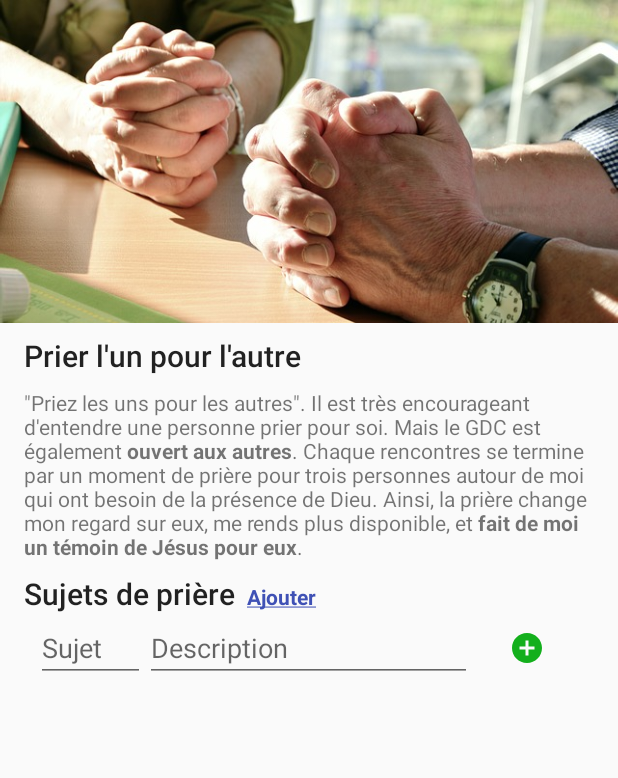
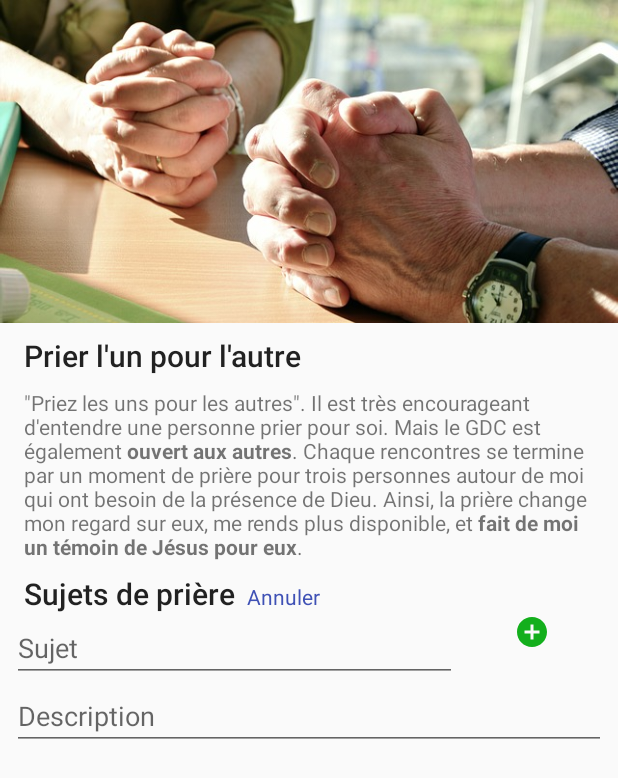
Before and after one commit to Nielugin/tilt_application, an Android app: the PrayingFragmentList screen opened directly, with no data from a screen before it, after a tap on "Ajouter", on a phone screen of 412 x 824 dp. Shown: the top 778 px of the screen. Run offline under Robolectric (Android 15) with nearby library versions, the phone set to English and light mode, and no system bars.

Commit message:
tilt commit 2

```diff
--- a/MyGDCApplication/app/src/main/java/org/advantiste/ffja/sud/gdc/mygdcapplication/subpages/praying/fragments/PrayingFragmentList.java
+++ b/MyGDCApplication/app/src/main/java/org/advantiste/ffja/sud/gdc/mygdcapplication/subpages/praying/fragments/PrayingFragmentList.java
@@ -7,9 +7,11 @@ import android.text.Editable;
 import android.view.LayoutInflater;
 import android.view.View;
 import android.view.ViewGroup;
+import android.view.inputmethod.EditorInfo;
 import android.widget.EditText;
 import android.widget.ExpandableListView;
 import android.widget.ImageButton;
+import android.widget.LinearLayout;
 import android.widget.TableLayout;
 import android.widget.TableRow;
 import android.widget.TextView;
@@ -23,6 +25,10 @@ import org.advantiste.ffja.sud.gdc.mygdcapplication.subpages.praying.fragments.m
 import java.util.Calendar;
 import java.util.List;
 
+import static android.text.InputType.TYPE_TEXT_FLAG_IME_MULTI_LINE;
+import static android.text.InputType.TYPE_TEXT_FLAG_MULTI_LINE;
+import static android.view.ViewGroup.LayoutParams.MATCH_PARENT;
+
 /**
  * Created by erc on 23/02/18.
  */
@@ -33,22 +39,27 @@ public class PrayingFragmentList extends Fragment {
     private PrayerDataSource dataSource;
     private ExpandableListView listView;
     private TableLayout tableLayout;
-    private boolean isOpened;
+    private boolean isOpened=false;
 
 
     public void populateListPrayer() {
         dataSource = new PrayerDataSource(this.getContext());
         dataSource.open();
         List<Prayer> prayers = dataSource.getAllPrayers();
-        ExpandableListViewPrayerAdapter expandableListViewPrayerAdapter = new ExpandableListViewPrayerAdapter (  this.getContext (),prayers);
+        ExpandableListViewPrayerAdapter expandableListViewPrayerAdapter = new ExpandableListViewPrayerAdapter ( this.getContext ( ), prayers, new ExpandableListViewPrayerAdapter.InvalidationListener ( ) {
+            @Override
+            public void onInvalidation () {
+                populateListPrayer ();
+            }
+        } );
         listView.setAdapter ( expandableListViewPrayerAdapter );
 
 
     }
 
     @Override
-    public View onCreateView(LayoutInflater inflater, ViewGroup container,
-                             Bundle savedInstanceState) {
+    public View onCreateView( final LayoutInflater inflater, final ViewGroup container,
+                              Bundle savedInstanceState) {
         final ViewGroup rootView = (ViewGroup) inflater.inflate(
                 R.layout.fragment_praying_list, container, false);
         listView =  rootView.findViewById(R.id.praying_list);
@@ -57,30 +68,30 @@ public class PrayingFragmentList extends Fragment {
 
 
         // on recupere le bouton
-        TextView addButtonAction = rootView.findViewById(R.id.addPrayerButton);
+        final TextView addButtonAction = rootView.findViewById(R.id.addPrayerButton);
+        final LinearLayout addPrayerHolder= rootView.findViewById(R.id.add_prayer_holder);
+        // et on dit ce qu'il se passe quand on appuie dessus
 
-        // et on dit ce qu'il se passe quand on appuie dessus
         addButtonAction.setOnClickListener(new View.OnClickListener() {
             @Override
             public void onClick(View v) {
 
                 if(!isOpened){
-
-
-                    //create a new row to add
-                    TableRow row = new TableRow(getContext ());
-                    row.setWeightSum(5);
-                    //add Layouts to your new row
+                    LinearLayout ajouterPriereBlock = (LinearLayout ) inflater.inflate ( R.layout.add_prayer_view, container, false );
 
 
                     // on crée une nouveau champ éditable
-                    final EditText editTopic = new EditText(getContext ());
+                    final EditText editTopic = (EditText)ajouterPriereBlock.findViewById ( R.id.prayer_topic );
+                    editTopic .setHint("Sujet");
 
-                    editTopic.setHint("Sujet");
-                    final EditText editComment = new EditText(getContext ());
+                    final EditText editComment = (EditText)ajouterPriereBlock.findViewById ( R.id.prayer_description);
 
                     editComment.setHint("Description");
-                    ImageButton addTopic = new ImageButton(getContext ());
+
+
+
+
+                    ImageButton addTopic = (ImageButton)ajouterPriereBlock.findViewById ( R.id.add_prayer_button);
                     addTopic.getBackground ().setAlpha ( 0 );
                     Drawable drawable = getResources ( ).getDrawable ( R.drawable.ic_add_circle_black_24dp);
                     addTopic.setImageDrawable(drawable);
@@ -120,8 +131,12 @@ public class PrayingFragmentList extends Fragment {
                                     }
                                 };
                                 lrl.updateList();
-                                tableLayout.removeAllViews ();
+
                                 isOpened = false;
+                                addPrayerHolder.removeAllViews ();
+                                addButtonAction.setText ( R.string.ajouter );
+                                isOpened =!isOpened;
+
                             }
                             else{
                                 if(!(textTopic!=null && !textTopic.toString ().isEmpty ()) ){
@@ -139,26 +154,17 @@ public class PrayingFragmentList extends Fragment {
                         }
                     });
 
-                    TableRow.LayoutParams lpT = new TableRow.LayoutParams(0, TableRow.LayoutParams.MATCH_PARENT, 1f);
-                    editTopic.setLayoutParams(lpT);
 
 
-                    TableRow.LayoutParams lpC = new TableRow.LayoutParams(0, TableRow.LayoutParams.MATCH_PARENT, 3f);
-                    editComment.setLayoutParams(lpC);
+                    addPrayerHolder.addView ( ajouterPriereBlock );
+                    isOpened =!isOpened;
 
-                    TableRow.LayoutParams lpTR = new TableRow.LayoutParams(0, TableRow.LayoutParams.MATCH_PARENT, 1f);
-                    addTopic.setLayoutParams(lpTR);
-
-
-                    row.addView(editTopic);
-                    row.addView(editComment);
-                    row.addView(addTopic);
-                    //add your new row to the TableLayout:
-                    tableLayout.addView(row);
-                    System.out.println ("C'est un toucan");
+                    addButtonAction.setText ( R.string.annuler );
 
                 }
-                isOpened =true;
+                else{
+                    finishEdit ( addPrayerHolder, addButtonAction );
+                }
             }
 
         });
@@ -199,6 +205,12 @@ public class PrayingFragmentList extends Fragment {
         return rootView;
     }
 
+    private void finishEdit ( LinearLayout addPrayerHolder, TextView addButtonAction ) {
+        addPrayerHolder.removeAllViews ();
+        addButtonAction.setText ( R.string.ajouter );
+        isOpened =!isOpened;
+    }
+
     @Override
     public void onResume() {
         dataSource.open();
--- a/MyGDCApplication/app/src/main/res/layout/activity_presentation.xml
+++ b/MyGDCApplication/app/src/main/res/layout/activity_presentation.xml
@@ -13,7 +13,7 @@
         android:layout_height="wrap_content"
         android:layout_marginEnd="16dp"
         android:layout_marginTop="16dp"
-        android:background="@color/black_overlay"
+        android:background="@color/transparent"
         app:layout_constraintEnd_toEndOf="parent"
         app:layout_constraintTop_toTopOf="parent"
         app:srcCompat="@android:drawable/ic_menu_help" />
--- /dev/null
+++ b/MyGDCApplication/app/src/main/res/layout/add_prayer_view.xml
@@ -0,0 +1,43 @@
+<?xml version="1.0" encoding="utf-8"?>
+<LinearLayout xmlns:android="http://schemas.android.com/apk/res/android"
+    xmlns:app="http://schemas.android.com/apk/res-auto"
+    xmlns:tools="http://schemas.android.com/tools"
+    android:id="@+id/add_prayer_block"
+    android:layout_width="match_parent"
+    android:layout_height="wrap_content"
+    android:orientation="vertical">
+
+    <LinearLayout
+        android:layout_width="match_parent"
+        android:layout_height="wrap_content"
+        android:layout_weight="4"
+        android:orientation="horizontal">
+
+        <EditText
+            android:id="@+id/prayer_topic"
+            android:layout_width="0dp"
+            android:layout_height="wrap_content"
+            android:layout_weight="3"
+            tools:text="Sujet" />
+
+        <ImageButton
+            android:id="@+id/add_prayer_button"
+            android:layout_width="0dp"
+            android:layout_height="wrap_content"
+            android:layout_weight="1"
+            android:background="@color/transparent"
+            app:srcCompat="@drawable/ic_add_circle_black_24dp"
+            tools:ignore="VectorDrawableCompat" />
+
+    </LinearLayout>
+
+    <EditText
+        android:id="@+id/prayer_description"
+        android:layout_width="match_parent"
+        android:layout_height="wrap_content"
+        android:layout_weight="1"
+        android:ems="10"
+        android:hint="Description"
+        android:inputType="textMultiLine"
+        tools:text="Description" />
+</LinearLayout>
--- a/MyGDCApplication/app/src/main/res/layout/fragment_praying_list.xml
+++ b/MyGDCApplication/app/src/main/res/layout/fragment_praying_list.xml
@@ -1,18 +1,18 @@
 <?xml version="1.0" encoding="utf-8"?>
-<LinearLayout
-    xmlns:android="http://schemas.android.com/apk/res/android"
+<LinearLayout xmlns:android="http://schemas.android.com/apk/res/android"
     xmlns:app="http://schemas.android.com/apk/res-auto"
     xmlns:tools="http://schemas.android.com/tools"
     android:layout_width="match_parent"
-    android:layout_height="wrap_content"
+    android:layout_height="match_parent"
     android:orientation="vertical"
     tools:context=".subpages.praying.PrayingActivity">
+
 
     <LinearLayout
         android:layout_width="match_parent"
         android:layout_height="wrap_content"
-        android:orientation="horizontal"
-        >
+        android:orientation="horizontal">
+
         <TextView
             android:id="@+id/praying_list_title"
             android:layout_width="wrap_content"
@@ -22,16 +22,23 @@
             android:text="@string/praying_list_title"
             android:textAppearance="@style/TextAppearance.AppCompat.Title"
             app:layout_constraintLeft_toLeftOf="parent"
-        app:layout_constraintRight_toRightOf="parent"
-        />
+            app:layout_constraintRight_toRightOf="parent" />
+
         <TextView
             android:id="@+id/addPrayerButton"
+            android:layout_width="wrap_content"
+            android:layout_height="wrap_content"
+            android:layout_marginLeft="8dp"
             android:text="@string/ajouter"
-            android:layout_marginLeft="8dp"
-            android:textColor="@color/colorPrimary"
-            android:layout_width="wrap_content"
+            android:textColor="@color/colorPrimary" />
+    </LinearLayout>
+
+    <LinearLayout
+        android:id="@+id/add_prayer_holder"
+        android:layout_width="match_parent"
+        android:orientation="vertical"
         android:layout_height="wrap_content" />
-    </LinearLayout>
+
     <ScrollView
         android:id="@+id/scrollViewPL"
         android:layout_width="match_parent"
@@ -43,7 +50,7 @@
 
         <LinearLayout
             android:layout_width="match_parent"
-                android:layout_height="wrap_content"
+            android:layout_height="match_parent"
             android:orientation="vertical">
 
 
@@ -54,18 +61,14 @@
                 android:layout_marginEnd="8dp"
                 android:layout_marginLeft="8dp"
                 android:layout_marginRight="8dp"
-                    android:layout_marginStart="8dp"
-                    />
+                android:layout_marginStart="8dp" />
 
 
             <ExpandableListView
-                    android:isScrollContainer="true"
+                android:id="@+id/praying_list"
                 android:layout_width="match_parent"
-                    android:id="@+id/praying_list"
-                    android:layout_height="300dp" />
-
-
-
+                android:layout_height="300dp"
+                android:isScrollContainer="true" />
 
 
         </LinearLayout>
--- a/MyGDCApplication/app/src/main/res/values/colors.xml
+++ b/MyGDCApplication/app/src/main/res/values/colors.xml
@@ -4,5 +4,5 @@
     <color name="colorPrimaryDark">#8890c3</color>
     <color name="colorAccent">#FF4081</color>
 
-    <color name="black_overlay">#00000000</color>
+    <color name="transparent">#00000000</color>
 </resources>
--- a/MyGDCApplication/app/src/main/res/values/strings.xml
+++ b/MyGDCApplication/app/src/main/res/values/strings.xml
@@ -54,4 +54,5 @@
     <string name="une_rencontre_par_semaine"><b>Une rencontre par semaine</b></string>
     <string name="lecture_approfondie_de_la_bible"><b>Lecture approfondie de la Bible</b></string>
     <string name="vecu">Son but : <b>un vécu authentique de disciples contagieux !</b></string>
+    <string name="annuler">Annuler</string>
 </resources>
--- a/MyGDCApplication/app/src/main/res/values/styles.xml
+++ b/MyGDCApplication/app/src/main/res/values/styles.xml
@@ -15,7 +15,7 @@
     </style>
 
     <style name="FullscreenActionBarStyle" parent="Widget.AppCompat.ActionBar">
-        <item name="android:background">@color/black_overlay</item>
+        <item name="android:background">@color/transparent</item>
     </style>
 
     <style name="AppBarOverlay" parent="ThemeOverlay.AppCompat.Dark.ActionBar" />
```
Also changed, not shown: MyGDCApplication/app/src/main/java/org/advantiste/ffja/sud/gdc/mygdcapplication/subpages/praying/adapter/ExpandableListViewPrayerAdapter.java (+50 -9 lines), MyGDCApplication/app/src/main/res/layout/list_group_prayers.xml (added, +25 -0 lines), MyGDCApplication/app/src/main/res/layout/prayer_list_item.xml (+11 -0 lines). Lines whose indentation alone changed are shown as unchanged.
